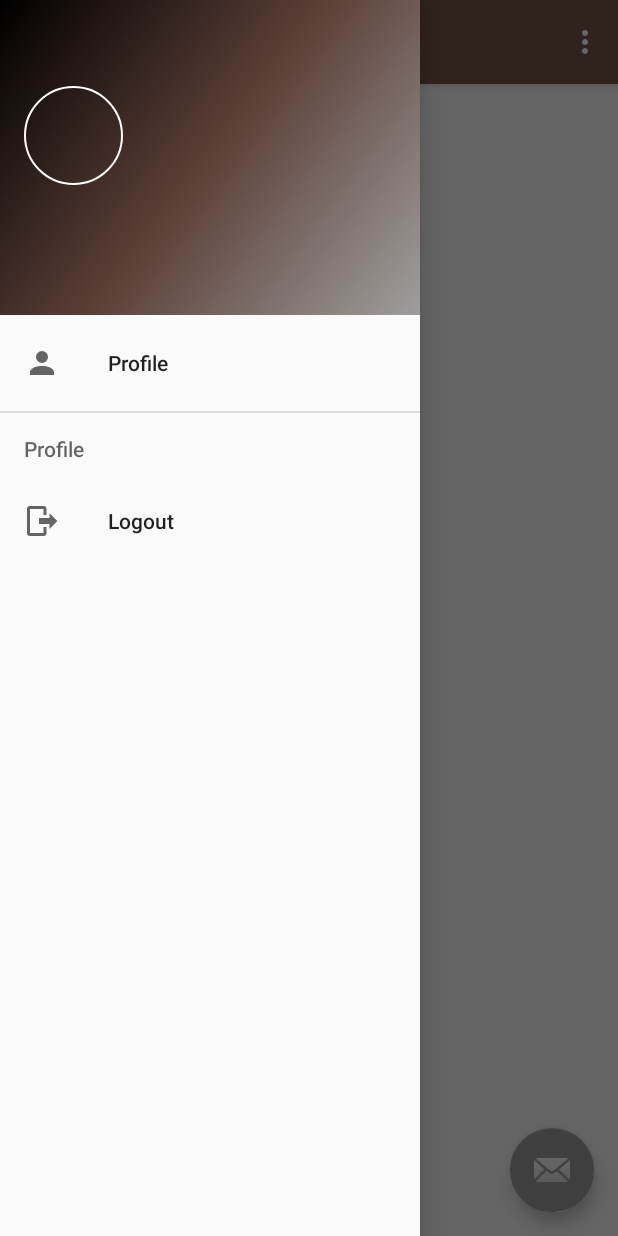
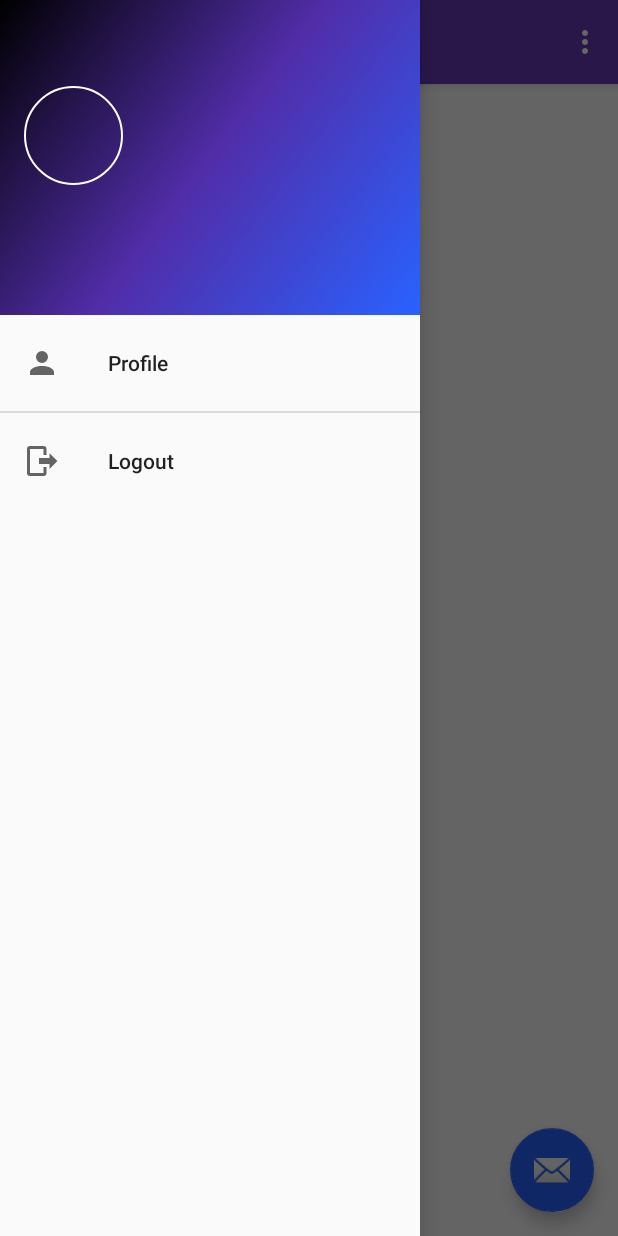
Before and after one commit to UNChirri/Appdoptame, an Android app: the screen it shows after launch once a user with an empty profile is signed in (BaseActivity), with the side drawer open, on a phone screen of 412 x 824 dp. Run offline under Robolectric (Android 15) with nearby library versions, the phone set to English and light mode, and no system bars; our stand-ins replace ButterKnife, CircleImageView, Firebase (no records; nobody signed in at launch, a user with empty details on screens opened directly); libraries missing offline, so code that uses them is left out: com.facebook, com.facebook.login; 4 statements that could not run were skipped.

Commit message:
Fixed "Profile" banner on side nav bar an color style changed.

```diff
--- a/app/src/main/res/menu/activity_base_drawer.xml
+++ b/app/src/main/res/menu/activity_base_drawer.xml
@@ -14,14 +14,12 @@
 
     <group
         android:id="@+id/logoutGroup">
-        <menu>
 
             <item
                 android:id="@+id/nav_logout"
                 android:icon="@drawable/logout"
                 android:title="@string/logout"
                 />
-        </menu>
     </group>
 
 </menu>
--- a/app/src/main/res/values/colors.xml
+++ b/app/src/main/res/values/colors.xml
@@ -1,9 +1,9 @@
 <?xml version="1.0" encoding="utf-8"?>
 <resources>
-    <color name="primary">#795548</color>
-    <color name="primary_dark">#5D4037</color>
-    <color name="primary_light">#D7CCC8</color>
-    <color name="accent">#9E9E9E</color>
+    <color name="primary">#673AB7</color>
+    <color name="primary_dark">#512DA8</color>
+    <color name="primary_light">#D1C4E9</color>
+    <color name="accent">#2962FF</color>
     <color name="primary_text">#212121</color>
     <color name="secondary_text">#757575</color>
     <color name="icons">#FFFFFF</color>
```
